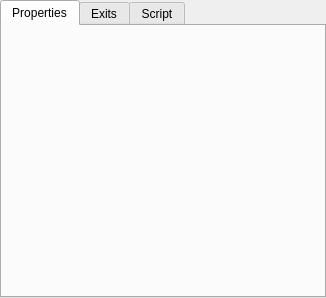
Qt form gui/properties.ui (michael-donat/MudMapper) before a commit.
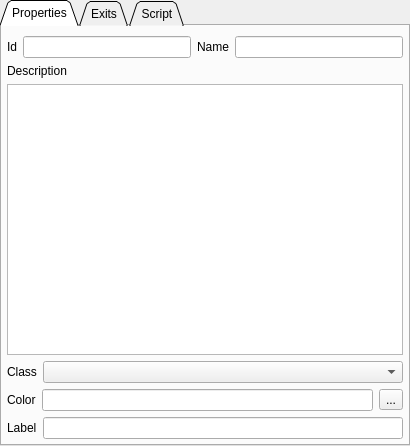
The same form after that commit.

Patch:
```diff
--- a/gui/properties.ui
+++ b/gui/properties.ui
@@ -9,13 +9,16 @@
    <rect>
     <x>0</x>
     <y>0</y>
-    <width>326</width>
-    <height>298</height>
+    <width>410</width>
+    <height>446</height>
    </rect>
   </property>
   <property name="windowTitle">
    <string>Properties</string>
   </property>
+  <property name="tabShape">
+   <enum>QTabWidget::Triangular</enum>
+  </property>
   <property name="currentIndex">
    <number>0</number>
   </property>
@@ -23,6 +26,114 @@
    <attribute name="title">
     <string>Properties</string>
    </attribute>
+   <layout class="QVBoxLayout" name="verticalLayout">
+    <property name="leftMargin">
+     <number>5</number>
+    </property>
+    <property name="topMargin">
+     <number>10</number>
+    </property>
+    <property name="rightMargin">
+     <number>5</number>
+    </property>
+    <property name="bottomMargin">
+     <number>5</number>
+    </property>
+    <item>
+     <layout class="QHBoxLayout" name="horizontalLayout">
+      <item>
+       <widget class="QLabel" name="label">
+        <property name="text">
+         <string>Id</string>
+        </property>
+       </widget>
+      </item>
+      <item>
+       <widget class="QLineEdit" name="uiPropertiesRoomId">
+        <property name="readOnly">
+         <bool>true</bool>
+        </property>
+       </widget>
+      </item>
+      <item>
+       <widget class="QLabel" name="label_2">
+        <property name="text">
+         <string>Name</string>
+        </property>
+       </widget>
+      </item>
+      <item>
+       <widget class="QLineEdit" name="uiPropertiesRoomName"/>
+      </item>
+     </layout>
+    </item>
+    <item>
+     <widget class="QLabel" name="label_3">
+      <property name="text">
+       <string>Description</string>
+      </property>
+     </widget>
+    </item>
+    <item>
+     <widget class="QPlainTextEdit" name="uiPropertiesRoomDescription"/>
+    </item>
+    <item>
+     <layout class="QHBoxLayout" name="horizontalLayout_2">
+      <item>
+       <widget class="QLabel" name="label_7">
+        <property name="text">
+         <string>Class</string>
+        </property>
+       </widget>
+      </item>
+      <item>
+       <widget class="QComboBox" name="comboBox">
+        <property name="sizePolicy">
+         <sizepolicy hsizetype="Expanding" vsizetype="Maximum">
+          <horstretch>0</horstretch>
+          <verstretch>0</verstretch>
+         </sizepolicy>
+        </property>
+       </widget>
+      </item>
+     </layout>
+    </item>
+    <item>
+     <layout class="QHBoxLayout" name="horizontalLayout_3">
+      <item>
+       <widget class="QLabel" name="label_5">
+        <property name="text">
+         <string>Color</string>
+        </property>
+       </widget>
+      </item>
+      <item>
+       <widget class="QLineEdit" name="uiPropertiesRoomColor"/>
+      </item>
+      <item>
+       <widget class="QToolButton" name="uiPropertiesRoomColorButton">
+        <property name="text">
+         <string>...</string>
+        </property>
+       </widget>
+      </item>
+     </layout>
+    </item>
+    <item>
+     <layout class="QHBoxLayout" name="horizontalLayout_4">
+      <item>
+       <widget class="QLabel" name="label_6">
+        <property name="text">
+         <string>Label</string>
+        </property>
+       </widget>
+      </item>
+      <item>
+       <widget class="QLineEdit" name="uiPropertiesRoomLabel"/>
+      </item>
+     </layout>
+    </item>
+   </layout>
   </widget>
   <widget class="QWidget" name="roomExitsTab">
    <attribute name="title">
```
Left out of the diff: 32 changed lines with no effect on the pictures.
